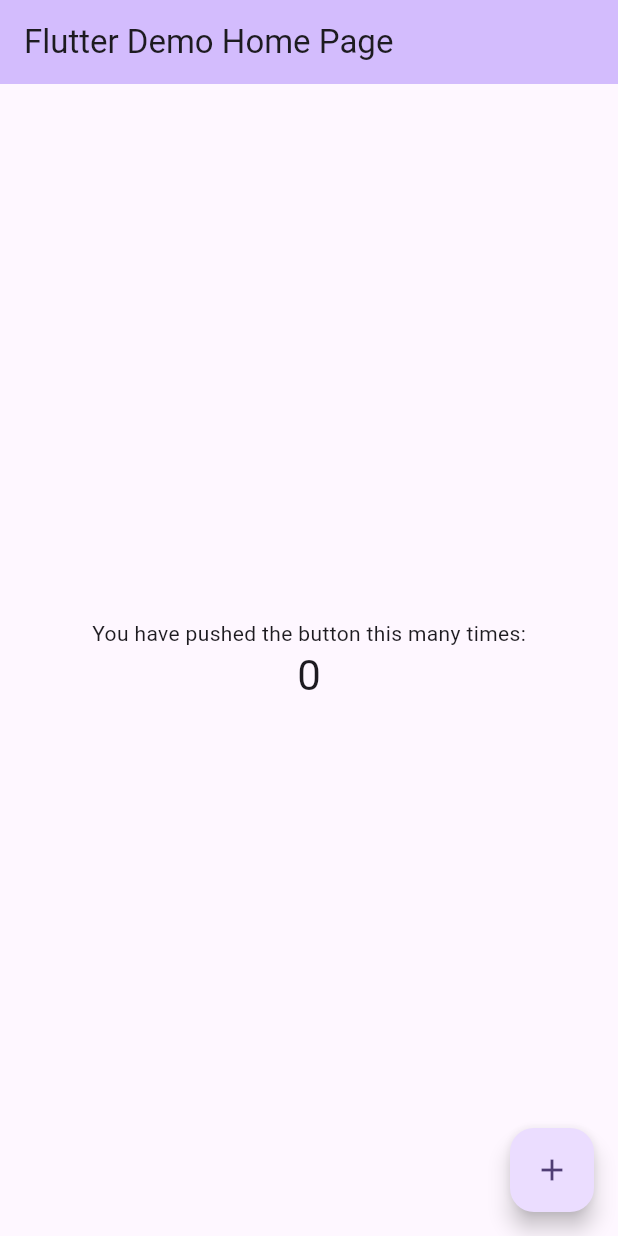
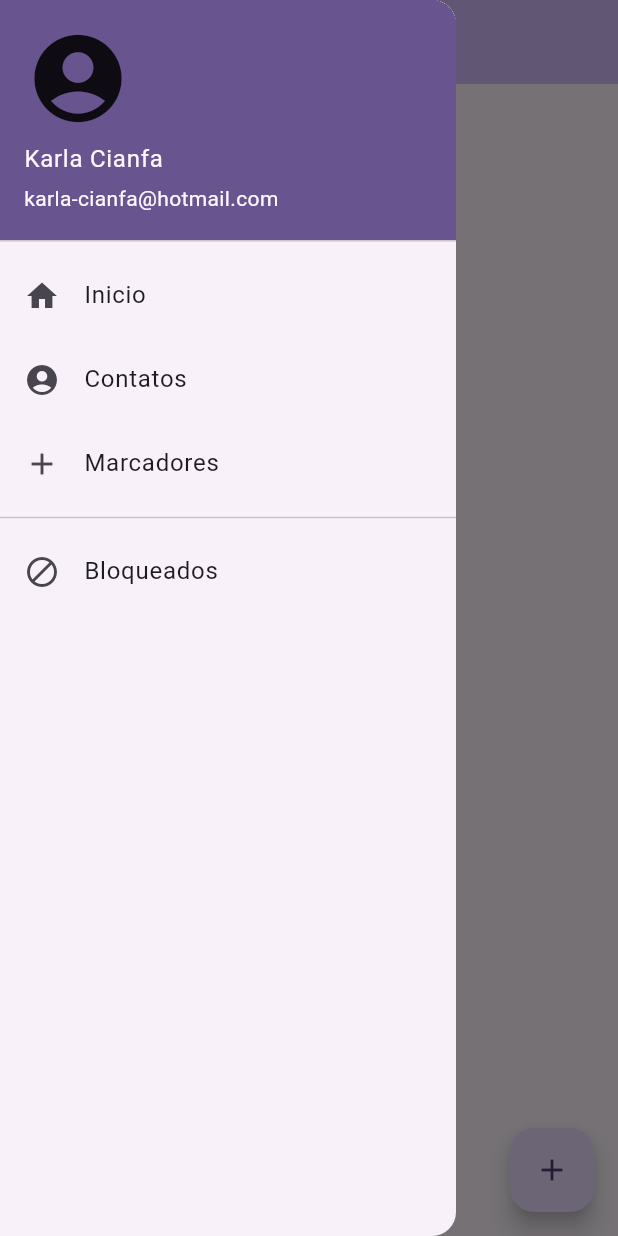
Before and after one commit to karlacianfa/projeto_flutter, a Flutter app: the screen it shows after launch, with the side drawer open (before the commit the screen has no drawer), on a phone screen of 412 x 824 dp. Run offline on Flutter 3.47's test engine with Material 3 defaults, Android fonts, the light colour scheme and no system bars.

Commit message:
Inicio de nova tela de cadastro de contato.

```diff
--- a/lib/main.dart
+++ b/lib/main.dart
@@ -1,4 +1,7 @@
+// ignore_for_file: prefer_const_constructors
+
 import 'package:flutter/material.dart';
+import 'package:projeto_karla/NovoCadastroScreen.dart';
 
 void main() {
   runApp(const MyApp());
@@ -7,46 +10,23 @@
 class MyApp extends StatelessWidget {
   const MyApp({super.key});
 
-  // This widget is the root of your application.
   @override
   Widget build(BuildContext context) {
     return MaterialApp(
-      title: 'Flutter Demo',
+      title: 'Flutter Demo', //titulo da aplicaçao
       theme: ThemeData(
-        // This is the theme of your application.
-        //
-        // TRY THIS: Try running your application with "flutter run". You'll see
-        // the application has a purple toolbar. Then, without quitting the app,
-        // try changing the seedColor in the colorScheme below to Colors.green
-        // and then invoke "hot reload" (save your changes or press the "hot
-        // reload" button in a Flutter-supported IDE, or press "r" if you used
-        // the command line to start the app).
-        //
-        // Notice that the counter didn't reset back to zero; the application
-        // state is not lost during the reload. To reset the state, use hot
-        // restart instead.
-        //
-        // This works for code too, not just values: Most code changes can be
-        // tested with just a hot reload.
-        colorScheme: ColorScheme.fromSeed(seedColor: Colors.deepPurple),
+        colorScheme: ColorScheme.fromSeed(
+            seedColor: Colors.deepPurple), //cor principal do nosso aplicativo
         useMaterial3: true,
       ),
-      home: const MyHomePage(title: 'Flutter Demo Home Page'),
+      home: const MyHomePage(
+          title: 'Agenda'), //onde nosso aplicativo vai abrir no inicio
     );
   }
 }
 
 class MyHomePage extends StatefulWidget {
   const MyHomePage({super.key, required this.title});
-
-  // This widget is the home page of your application. It is stateful, meaning
-  // that it has a State object (defined below) that contains fields that affect
-  // how it looks.
-
-  // This class is the configuration for the state. It holds the values (in this
-  // case the title) provided by the parent (in this case the App widget) and
-  // used by the build method of the State. Fields in a Widget subclass are
-  // always marked "final".
 
   final String title;
 
@@ -57,69 +37,75 @@
 class _MyHomePageState extends State<MyHomePage> {
   int _counter = 0;
 
-  void _incrementCounter() {
-    setState(() {
-      // This call to setState tells the Flutter framework that something has
-      // changed in this State, which causes it to rerun the build method below
-      // so that the display can reflect the updated values. If we changed
-      // _counter without calling setState(), then the build method would not be
-      // called again, and so nothing would appear to happen.
-      _counter++;
-    });
+  void _novoContato() {
+    // passando por parâmetro exibe telas como uma pilha usando a transição correta animações,Para navegar até uma nova tela
+    Navigator.of(context).push(
+      MaterialPageRoute(
+        // nessa builder vamos chamar a nova pagina
+        builder: (context) => const NovoCadastroScreen(),
+      ),
+    );
   }
 
   @override
   Widget build(BuildContext context) {
-    // This method is rerun every time setState is called, for instance as done
-    // by the _incrementCounter method above.
-    //
-    // The Flutter framework has been optimized to make rerunning build methods
-    // fast, so that you can just rebuild anything that needs updating rather
-    // than having to individually change instances of widgets.
     return Scaffold(
+      //esqueleto da nossa pagina
       appBar: AppBar(
-        // TRY THIS: Try changing the color here to a specific color (to
-        // Colors.amber, perhaps?) and trigger a hot reload to see the AppBar
-        // change color while the other colors stay the same.
         backgroundColor: Theme.of(context).colorScheme.inversePrimary,
-        // Here we take the value from the MyHomePage object that was created by
-        // the App.build method, and use it to set our appbar title.
         title: Text(widget.title),
       ),
-      body: Center(
-        // Center is a layout widget. It takes a single child and positions it
-        // in the middle of the parent.
-        child: Column(
-          // Column is also a layout widget. It takes a list of children and
-          // arranges them vertically. By default, it sizes itself to fit its
-          // children horizontally, and tries to be as tall as its parent.
-          //
-          // Column has various properties to control how it sizes itself and
-          // how it positions its children. Here we use mainAxisAlignment to
-          // center the children vertically; the main axis here is the vertical
-          // axis because Columns are vertical (the cross axis would be
-          // horizontal).
-          //
-          // TRY THIS: Invoke "debug painting" (choose the "Toggle Debug Paint"
-          // action in the IDE, or press "p" in the console), to see the
-          // wireframe for each widget.
-          mainAxisAlignment: MainAxisAlignment.center,
-          children: <Widget>[
-            const Text(
-              'You have pushed the button this many times:',
+      drawer: Drawer(
+        //menu sanduíche
+        child: ListView(
+          //filho do menu. ListView será um array
+          children: [
+            UserAccountsDrawerHeader(
+                currentAccountPicture: Icon(
+                  Icons.account_circle_sharp,
+                  size: 70,
+                ),
+                accountName: Text('Karla Cianfa'),
+                accountEmail: Text('karla-cianfa@hotmail.com')),
+            ListTile(
+              //funcionalidade: add um text e uma ação
+              leading: Icon(Icons.home),
+              title: Text('Inicio'),
+              onTap: () {}, //esse parametro espera uma função
             ),
-            Text(
-              '$_counter',
-              style: Theme.of(context).textTheme.headlineMedium,
+            ListTile(
+              //funcionalidade: add um text e uma ação
+              leading: Icon(Icons.account_circle_sharp),
+              title: Text('Contatos'),
+              onTap: () {}, //esse parametro espera uma função
+            ),
+            ListTile(
+              //funcionalidade: add um text e uma ação
+              leading: Icon(Icons.add),
+              title: Text('Marcadores'),
+              onTap: () {}, //esse parametro espera uma função
+            ),
+            Divider(), // como se fosse um <hr>
+            ListTile(
+              //funcionalidade: add um text e uma ação
+              leading: Icon(Icons.block),
+              title: Text('Bloqueados'),
+              onTap: () {}, //esse parametro espera uma função
             ),
           ],
         ),
       ),
+      body: Center(
+        child: Column(
+          mainAxisAlignment: MainAxisAlignment.center,
+          children: <Widget>[],
+        ),
+      ),
       floatingActionButton: FloatingActionButton(
-        onPressed: _incrementCounter,
+        onPressed: _novoContato,
         tooltip: 'Increment',
         child: const Icon(Icons.add),
-      ), // This trailing comma makes auto-formatting nicer for build methods.
+      ),
     );
   }
 }
```
Also changed, not shown: lib/NovoCadastroScreen.dart (added, +16 -0 lines).
